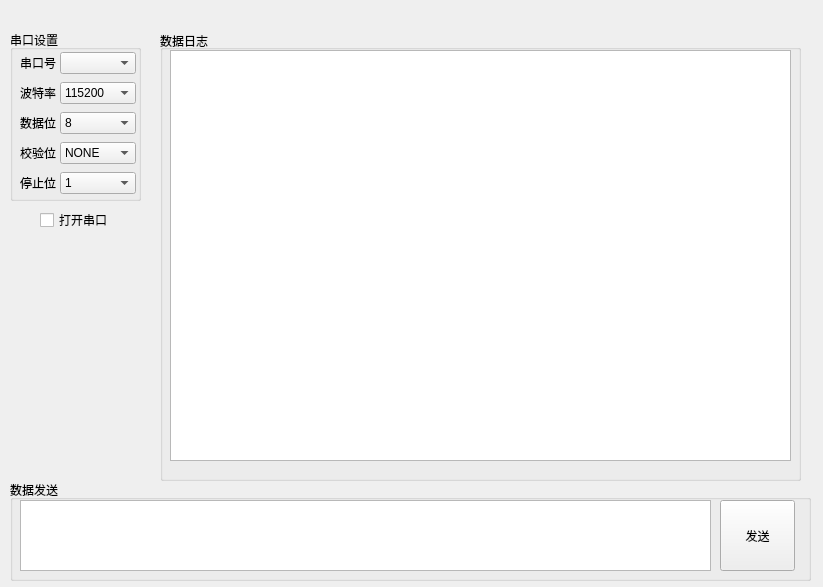
First picture: the form in mainwindow.ui, repository 519984307/myQTserialWin, before the edit.
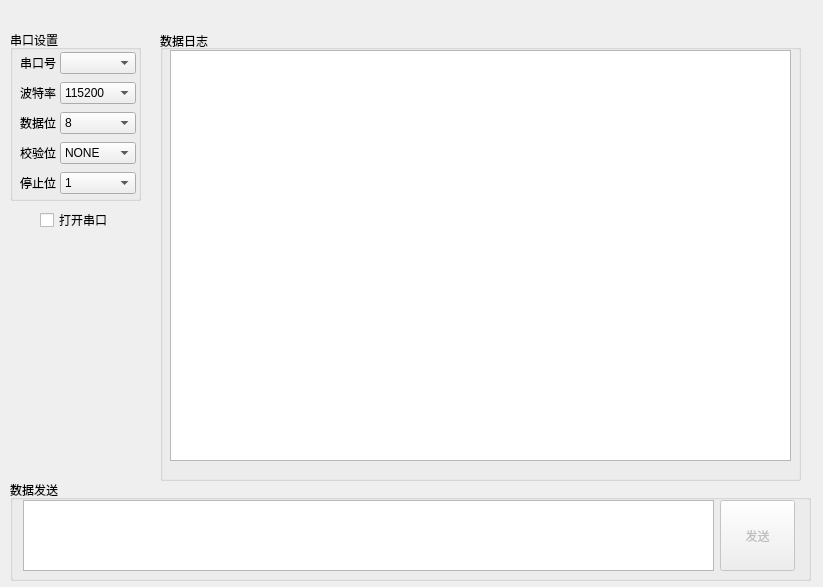
Second picture: the form after the edit.

Commit message: 1.解决发送窗口异常的问题. 2.窗口初始化后发送键设置为默认不可选状态

The edit to the form file:
```diff
--- a/mainwindow.ui
+++ b/mainwindow.ui
@@ -52,17 +52,10 @@
     <property name="title">
      <string>数据发送</string>
     </property>
-    <widget class="QTextBrowser" name="messageSend">
-     <property name="geometry">
-      <rect>
-       <x>10</x>
-       <y>20</y>
-       <width>691</width>
-       <height>71</height>
-      </rect>
-     </property>
-    </widget>
     <widget class="QPushButton" name="send">
+     <property name="enabled">
+      <bool>false</bool>
+     </property>
      <property name="geometry">
       <rect>
        <x>710</x>
@@ -75,6 +68,16 @@
       <string>发送</string>
      </property>
     </widget>
+    <widget class="QTextEdit" name="message">
+     <property name="geometry">
+      <rect>
+       <x>13</x>
+       <y>20</y>
+       <width>691</width>
+       <height>71</height>
+      </rect>
+     </property>
+    </widget>
    </widget>
    <widget class="QGroupBox" name="serialConfig">
     <property name="geometry">
```
Left out of the diff: 3 changed lines with no effect on the pictures. The commit also changes 1 other file.
